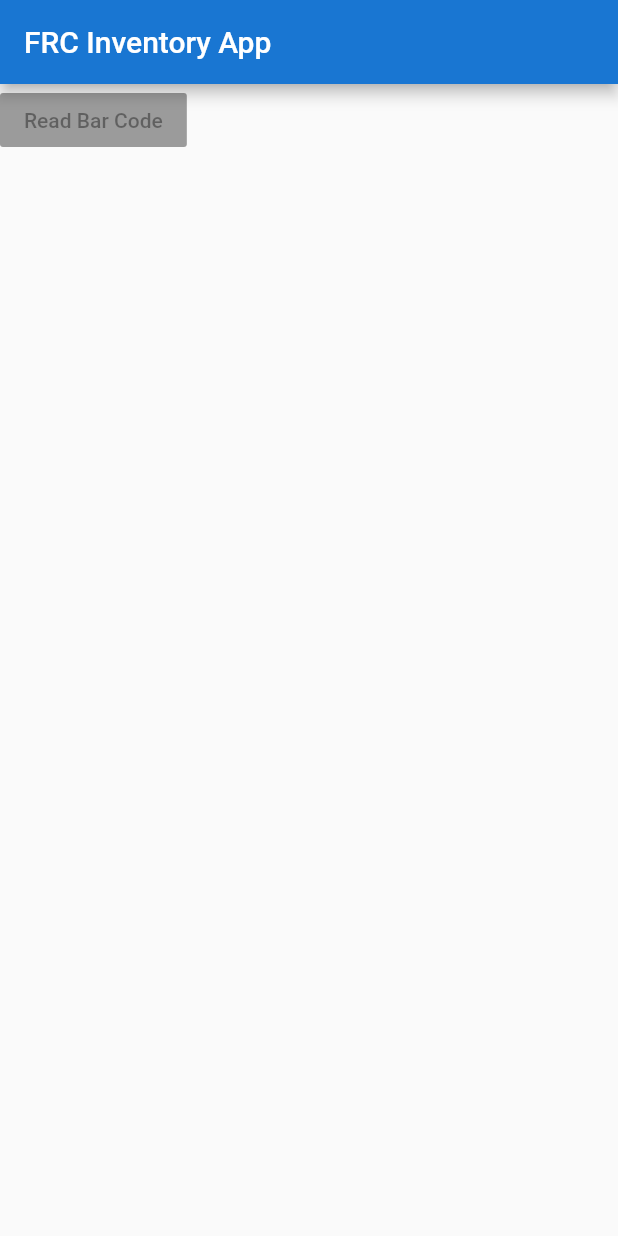
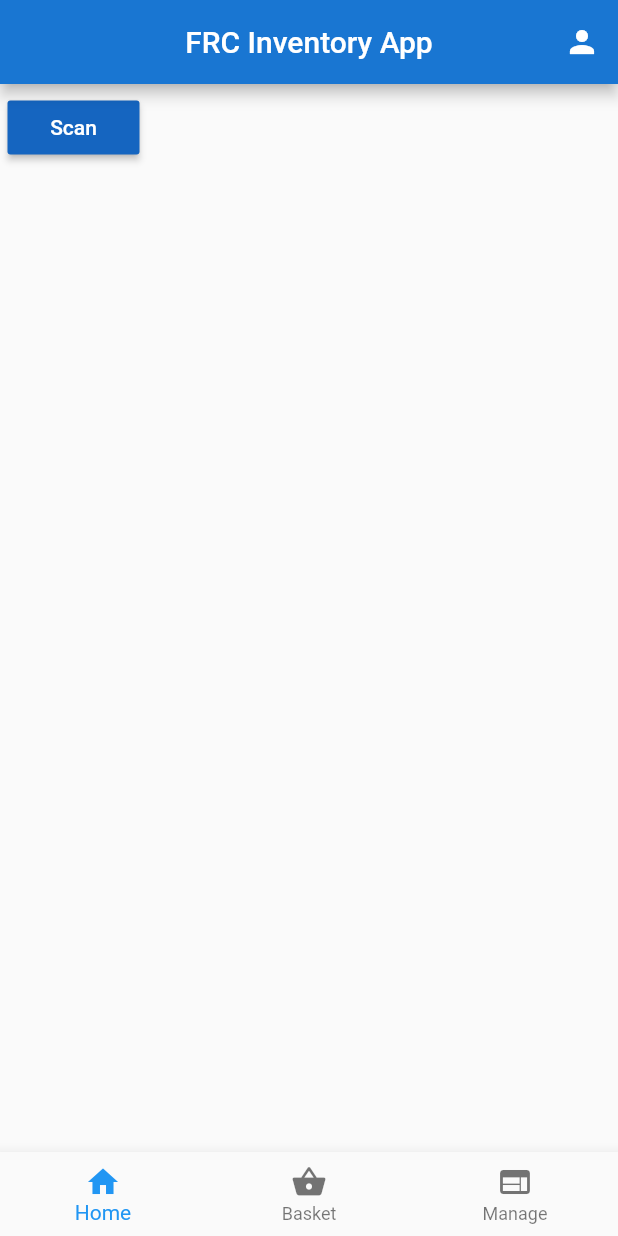
Before and after one commit to Ateamrobotics/Inventory-Mobile-Application, a Flutter app: the screen it shows after launch, on a phone screen of 412 x 824 dp. Run offline on Flutter 3.47's test engine with Material 2 defaults, Android fonts, the phone set to English and light mode, and no system bars.

```diff
--- a/lib/main.dart
+++ b/lib/main.dart
@@ -1,10 +1,10 @@
 import 'package:flutter/material.dart';
-import 'package:inventory_mobile_application/ui/checkout.dart';
+import 'package:inventory_mobile_application/ui/home.dart';
 
 void main() {
   runApp(new MaterialApp(
     title: 'Frc Inventory',
-    home: new CheckOut(),
+    home: new Home(),
     theme: new ThemeData(
       accentColor: Colors.white, primaryColor: Colors.blue.shade700,),
   ));
--- /dev/null
+++ b/lib/ui/home.dart
@@ -0,0 +1,107 @@
+import 'package:flutter/cupertino.dart';
+import 'package:flutter/material.dart';
+import 'dart:io';
+
+class Home extends StatefulWidget {
+  @override
+  State<StatefulWidget> createState() {
+    return HomeState();
+  }
+}
+
+class HomeState extends State<Home> {
+  Choice _selectedChoice = choices[0]; // The app's "state".
+
+  void _select(Choice choice) {
+    // Causes the app to rebuild with the new _selectedChoice.
+    setState(() {
+      _selectedChoice = choice;
+    });
+  }
+
+  void getBarcode(){
+
+  }
+
+  @override
+  Widget build(BuildContext context) {
+    // TODO: implement build
+    return Scaffold(
+        appBar: AppBar(
+          backgroundColor: Colors.blue.shade700,
+          title: Text("FRC Inventory App"),
+          centerTitle: true,
+          actions: <Widget>[
+            IconButton(
+              icon: Icon(choices[0].icon),
+              onPressed: () {
+                _select(choices[0]);
+              },
+            ),
+          ],
+        ),
+        bottomNavigationBar: BottomNavigationBar(
+          items: [
+            BottomNavigationBarItem(
+                icon: Icon(Icons.home), title: new Text('Home')),
+            BottomNavigationBarItem(
+                icon: Icon(Icons.shopping_basket), title: new Text('Basket')),
+            BottomNavigationBarItem(
+                icon: Icon(Icons.web), title: new Text('Manage')),
+          ],
+          onTap: (index) {},
+        ),
+        body: Container(
+          child: Padding(
+            padding: EdgeInsets.all(5.0),
+            child: Column(
+              children: <Widget>[
+                RaisedButton(
+                  onPressed: getBarcode,
+                  child: Text(
+                    "Scan",
+                    style: TextStyle(color: Colors.white),
+                  ),
+                  color: Colors.blue.shade800,
+                )
+              ],
+            ),
+          ),
+        ));
+  }
+}
+
+class Choice {
+  const Choice({this.title, this.icon});
+
+  final String title;
+  final IconData icon;
+}
+
+const List<Choice> choices = const <Choice>[
+  const Choice(title: 'Profile', icon: Icons.person),
+];
+
+class ChoiceCard extends StatelessWidget {
+  const ChoiceCard({Key key, this.choice}) : super(key: key);
+
+  final Choice choice;
+
+  @override
+  Widget build(BuildContext context) {
+    final TextStyle textStyle = Theme.of(context).textTheme.display1;
+    return Card(
+      color: Colors.white,
+      child: Center(
+        child: Column(
+          mainAxisSize: MainAxisSize.min,
+          crossAxisAlignment: CrossAxisAlignment.center,
+          children: <Widget>[
+            Icon(choice.icon, size: 128.0, color: textStyle.color),
+            Text(choice.title, style: textStyle),
+          ],
+        ),
+      ),
+    );
+  }
+}
```
Also changed, not shown: lib/ui/portfile.dart (added), 13 other files.
